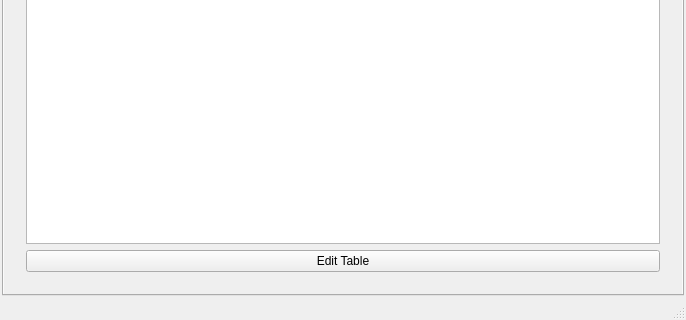
Old version of the form Projet/MainWindow.ui in the repository RakSrinaNa/DI4---QT; both pictures show x 0 to 686 and y 224 to 544 of the 686 by 544 pixel window.
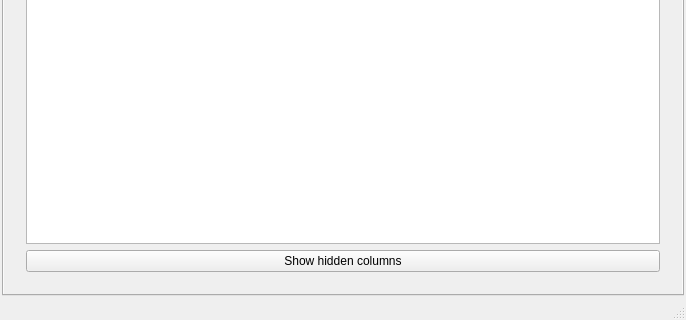
New version of the form. The open tabs and pages were chosen to show the change. Icons and pictures are not drawn.

What changed in the file:
```diff
--- a/Projet/MainWindow.ui
+++ b/Projet/MainWindow.ui
@@ -230,7 +230,7 @@
            <item>
             <widget class="QPushButton" name="editTablePushButton">
              <property name="text">
-              <string>Edit Table</string>
+              <string>Show hidden columns</string>
              </property>
             </widget>
            </item>
```
Left out of the diff: 6 changed lines with no effect on the pictures.
